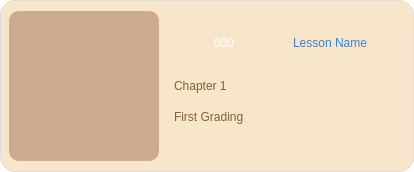
First picture: the form in CAI_PyQt/CAI_Student/UI/CardLesson.ui, repository CPG19040/CPG19040, before the edit.
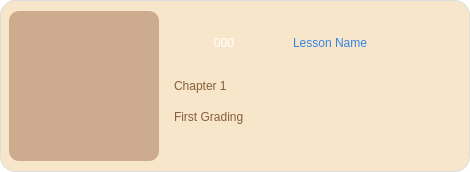
Second picture: the form after the edit. Icons and pictures are not drawn.

The edit to the form file:
```diff
--- a/CAI_PyQt/CAI_Student/UI/CardLesson.ui
+++ b/CAI_PyQt/CAI_Student/UI/CardLesson.ui
@@ -6,7 +6,7 @@
    <rect>
     <x>0</x>
     <y>0</y>
-    <width>414</width>
+    <width>470</width>
     <height>172</height>
    </rect>
   </property>
```
Left out of the diff: 2 changed lines with no effect on the pictures.
